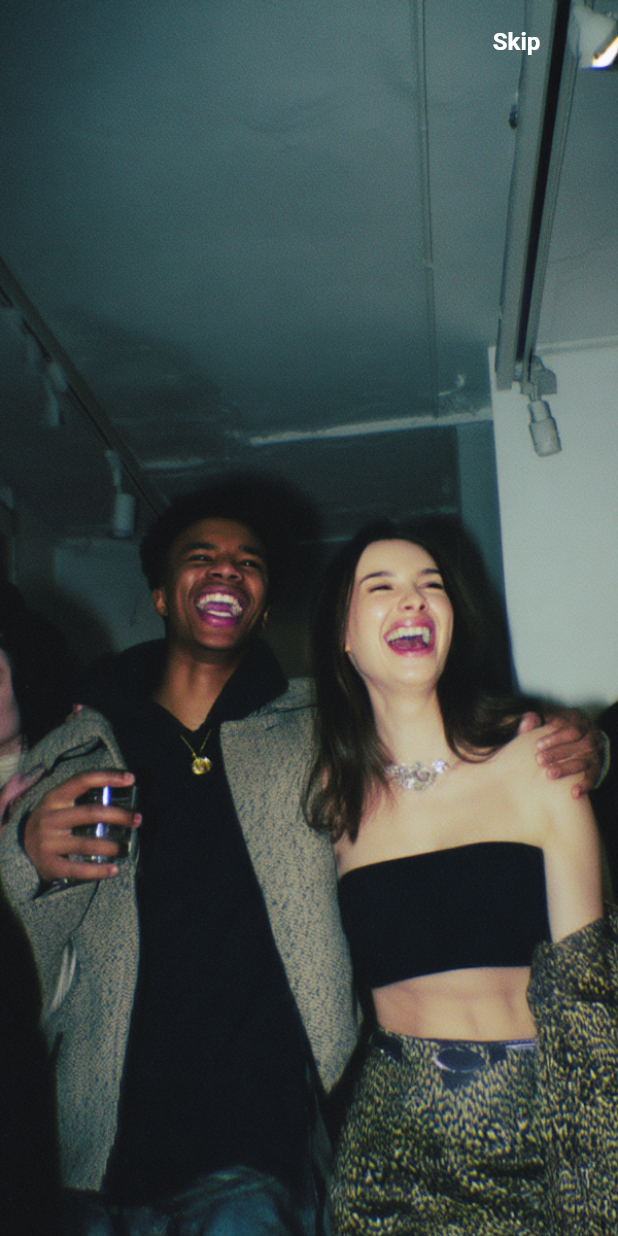
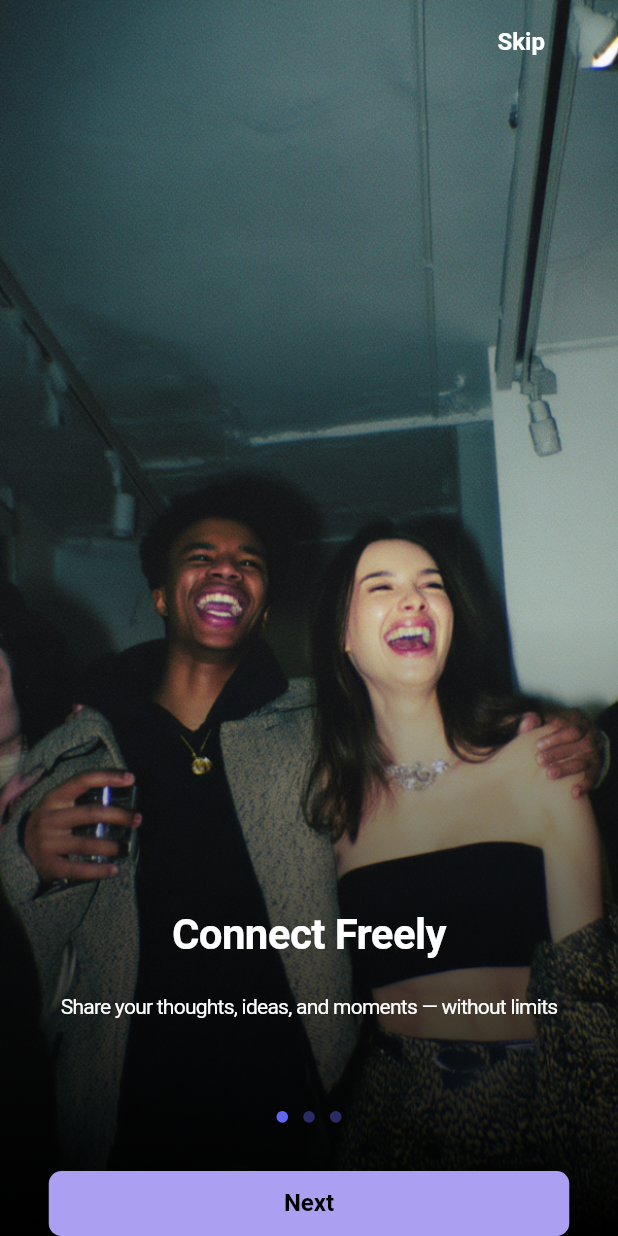
Before and after one commit to ayoisstillhere/app, a Flutter app: the screen it shows after launch, on a phone screen of 412 x 824 dp. Run offline on Flutter 3.47's test engine with Material 3 defaults, Android fonts, the phone set to English and light mode, and no system bars.

Commit message:
Completed Onboarding Screen

```diff
--- /dev/null
+++ b/lib/components/default_button.dart
@@ -0,0 +1,48 @@
+import 'package:flutter/material.dart';
+
+import '../constants.dart';
+import '../size_config.dart';
+
+class DefaultButton extends StatelessWidget {
+  const DefaultButton({super.key, required this.text, required this.press});
+  final String text;
+  final void Function() press;
+
+  @override
+  Widget build(BuildContext context) {
+    final primaryColor =
+        MediaQuery.of(context).platformBrightness == Brightness.dark
+        ? kDarkPurple
+        : kLightPurple;
+    final textColor =
+        MediaQuery.of(context).platformBrightness == Brightness.dark
+        ? kWhite
+        : kBlack;
+    return GestureDetector(
+      onTap: press,
+      child: Container(
+        width: double.infinity,
+        decoration: BoxDecoration(
+          color: primaryColor,
+          borderRadius: BorderRadius.circular(getProportionateScreenWidth(8)),
+        ),
+        child: Padding(
+          padding: EdgeInsets.symmetric(
+            horizontal: getProportionateScreenWidth(18),
+            vertical: getProportionateScreenHeight(10),
+          ),
+          child: Center(
+            child: Text(
+              text,
+              textAlign: TextAlign.center,
+              style: Theme.of(context).textTheme.bodyLarge!.copyWith(
+                color: textColor,
+                fontWeight: FontWeight.w600,
+              ),
+            ),
+          ),
+        ),
+      ),
+    );
+  }
+}
--- a/lib/constants.dart
+++ b/lib/constants.dart
@@ -1,4 +1,7 @@
 import 'package:flutter/material.dart';
 
 const kLightPurple = Color(0xFFAB9FF2);
+const kDarkPurple = Color(0xFF9500FF);
+const kAccentColor = Color(0xFF6366F1);
 const kWhite = Color(0xFFFFFFFF);
+const kBlack = Color(0xFF000000);
--- a/lib/features/onboarding/presentation/pages/onboarding_screen.dart
+++ b/lib/features/onboarding/presentation/pages/onboarding_screen.dart
@@ -1,9 +1,22 @@
+import 'package:app/components/default_button.dart';
 import 'package:app/constants.dart';
+import 'package:app/features/onboarding/presentation/widgets/slider_indicator.dart';
 import 'package:app/size_config.dart';
 import 'package:flutter/material.dart';
 
 class OnboardingScreen extends StatelessWidget {
-  const OnboardingScreen({super.key});
+  final String title;
+  final String subtitle;
+  final String bgImage;
+  final int currentPage;
+
+  const OnboardingScreen({
+    required this.title,
+    required this.subtitle,
+    required this.bgImage,
+    required this.currentPage,
+    super.key,
+  });
 
   @override
   Widget build(BuildContext context) {
@@ -13,36 +26,102 @@ class OnboardingScreen extends StatelessWidget {
         width: double.infinity,
         height: double.infinity,
         decoration: BoxDecoration(
-          image: DecorationImage(
-            image: AssetImage("assets/images/Onboarding1.png"),
-            fit: BoxFit.cover,
+          image: DecorationImage(image: AssetImage(bgImage), fit: BoxFit.cover),
+        ),
+        child: Container(
+          decoration: BoxDecoration(
+            gradient: LinearGradient(
+              begin: Alignment.center,
+              end: Alignment.bottomCenter,
+              colors: [Colors.transparent, Colors.black.withValues(alpha: 1)],
+              stops: [0, 1],
             ),
           ),
           child: SafeArea(
+            child: Padding(
+              padding: EdgeInsets.symmetric(
+                horizontal: getProportionateScreenWidth(31),
+              ),
               child: Column(
                 children: [
                   AppBar(
+                    automaticallyImplyLeading: false,
                     actions: <Widget>[
-                  Padding(
-                    padding: EdgeInsets.only(
-                      right: getProportionateScreenWidth(34),
-                    ),
-                    child: TextButton(
+                      TextButton(
                         onPressed: () {},
                         child: Text(
                           "Skip",
-                        style: Theme.of(context).textTheme.bodyLarge!.copyWith(
+                          style: Theme.of(context).textTheme.bodyLarge!
+                              .copyWith(
                                 color: kWhite,
                                 fontWeight: FontWeight.bold,
-                        ),
                               ),
                         ),
                       ),
                     ],
                   ),
                   Spacer(),
-
+                  Text(
+                    title,
+                    textAlign: TextAlign.center,
+                    style: Theme.of(context).textTheme.displayLarge!.copyWith(
+                      fontWeight: FontWeight.w700,
+                      color: kWhite,
+                    ),
+                  ),
+                  SizedBox(height: getProportionateScreenHeight(23)),
+                  SizedBox(
+                    height: getProportionateScreenHeight(34),
+                    child: Text(
+                      subtitle,
+                      textAlign: TextAlign.center,
+                      style: Theme.of(context).textTheme.bodyMedium!.copyWith(
+                        fontWeight: FontWeight.w400,
+                        color: kWhite,
+                      ),
+                    ),
+                  ),
+                  SizedBox(height: getProportionateScreenHeight(48.32)),
+                  SliderIndicator(currentPage: currentPage),
+                  SizedBox(height: getProportionateScreenHeight(33.32)),
+                  currentPage == 2
+                      ? DefaultButton(text: "Get Started", press: () {})
+                      : DefaultButton(
+                          text: "Next",
+                          press: () {
+                            if (currentPage == 0) {
+                              Navigator.push(
+                                context,
+                                MaterialPageRoute(
+                                  builder: (context) => const OnboardingScreen(
+                                    title: "Post Live Update",
+                                    subtitle:
+                                        "Let your friends and followers know what is  on your mind at anytime",
+                                    bgImage: "assets/images/Onboarding2.png",
+                                    currentPage: 1,
+                                  ),
+                                ),
+                              );
+                            } else {
+                              Navigator.push(
+                                context,
+                                MaterialPageRoute(
+                                  builder: (context) => const OnboardingScreen(
+                                    title: "Larger Audience",
+                                    subtitle:
+                                        "Reach larger audiences with your content",
+                                    bgImage: "assets/images/Onboarding3.png",
+                                    currentPage: 2,
+                                  ),
+                                ),
+                              );
+                            }
+                          },
+                        ),
+                  // SizedBox(height: getProportionateScreenHeight(50)),
                 ],
+              ),
+            ),
           ),
         ),
       ),
--- /dev/null
+++ b/lib/features/onboarding/presentation/widgets/slider_indicator.dart
@@ -0,0 +1,44 @@
+import 'package:flutter/material.dart';
+
+import 'package:app/constants.dart';
+
+import '../../../../size_config.dart';
+
+class SliderIndicator extends StatelessWidget {
+  const SliderIndicator({super.key, required this.currentPage});
+  final int currentPage;
+
+  @override
+  Widget build(BuildContext context) {
+    return Row(
+      mainAxisAlignment: MainAxisAlignment.center,
+      children: <Widget>[
+        _buildDot(0, context),
+        SizedBox(width: getProportionateScreenWidth(9)),
+        _buildDot(1, context),
+        SizedBox(width: getProportionateScreenWidth(9)),
+        _buildDot(2, context),
+      ],
+    );
+  }
+
+  Container _buildDot(int index, BuildContext context) {
+    return currentPage == index
+        ? Container(
+            height: getProportionateScreenHeight(8),
+            width: getProportionateScreenWidth(8),
+            decoration: BoxDecoration(
+              color: kAccentColor,
+              shape: BoxShape.circle,
+            ),
+          )
+        : Container(
+            height: getProportionateScreenHeight(8),
+            width: getProportionateScreenWidth(8),
+            decoration: BoxDecoration(
+              color: kAccentColor.withValues(alpha: 0.4),
+              shape: BoxShape.circle,
+            ),
+          );
+  }
+}
--- a/lib/main.dart
+++ b/lib/main.dart
@@ -16,7 +16,12 @@ class MyApp extends StatelessWidget {
       debugShowCheckedModeBanner: false,
       title: 'Flutter Demo',
       theme: theme(),
-      home: const OnboardingScreen(),
+      home: const OnboardingScreen(
+        title: "Connect Freely",
+        subtitle: "Share your thoughts, ideas, and moments — without limits",
+        bgImage: "assets/images/Onboarding1.png",
+        currentPage: 0,
+      ),
     );
   }
 }
--- a/lib/theme.dart
+++ b/lib/theme.dart
@@ -36,7 +36,7 @@ TextTheme textTheme() {
     bodyMedium: TextStyle(
       fontSize: 14,
       fontWeight: FontWeight.normal,
-      letterSpacing: 0,
+      letterSpacing: -0.5,
     ),
     bodySmall: TextStyle(
       fontSize: 12,
```
Lines whose indentation alone changed are shown as unchanged.
